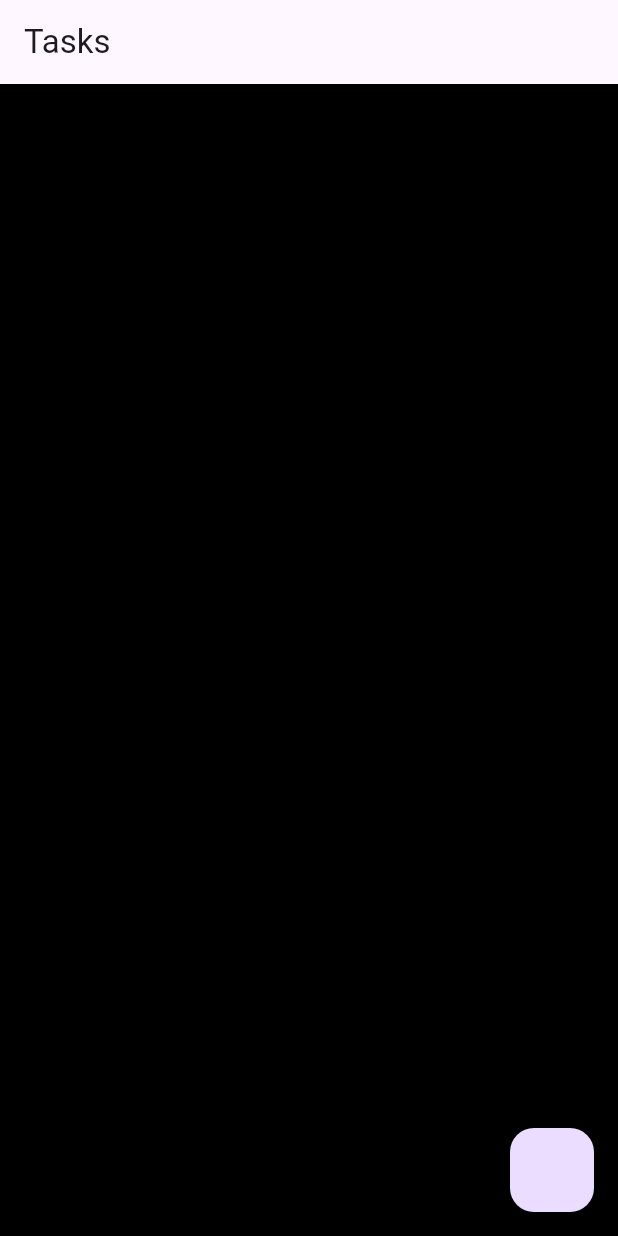
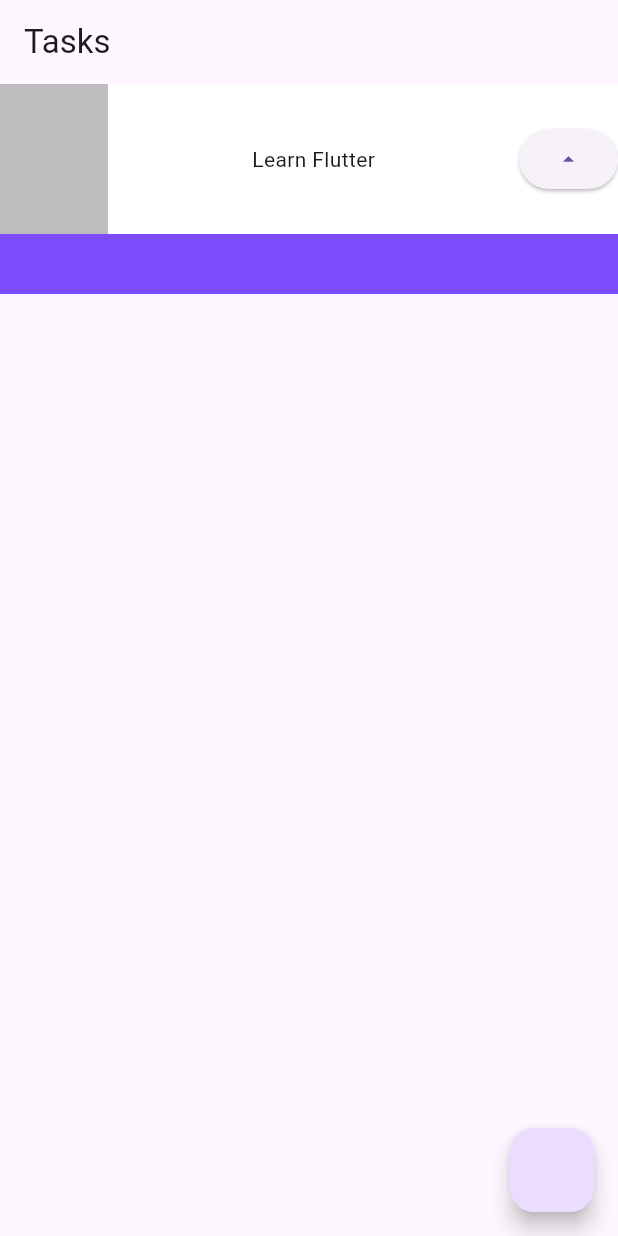
Before and after one commit to rhuancoder/rocket-todo-app, a Flutter app: the screen it shows after launch, on a phone screen of 412 x 824 dp. Run offline on Flutter 3.47's test engine with Material 3 defaults, Android fonts, the phone set to English and light mode, and no system bars.

Commit message:
feat: add card

```diff
--- a/lib/main.dart
+++ b/lib/main.dart
@@ -11,13 +11,42 @@ class MyApp extends StatelessWidget {
   Widget build(BuildContext context) {
     return MaterialApp(
       title: 'Flutter Demo',
-      theme: ThemeData(primarySwatch: Colors.blue,),
+      theme: ThemeData(
+        primarySwatch: Colors.blue,
+      ),
       home: Scaffold(
         appBar: AppBar(
           title: Text('Tasks'),
         ),
-        body: Container(color: Colors.black,),
-        floatingActionButton: FloatingActionButton(onPressed: (){},),
+        body: Container(
+          child: Stack(
+            children: [
+              Container(
+                color: Colors.deepPurpleAccent,
+                height: 140,
+              ),
+              Container(
+                color: Colors.white,
+                height: 100,
+                child: Row(
+                  mainAxisAlignment: MainAxisAlignment.spaceBetween,
+                  children: [
+                    Container(
+                      color: Colors.black26,
+                      width: 72,
+                      height: 100,
+                    ),
+                    Text('Learn Flutter'),
+                    ElevatedButton(onPressed: (){}, child: Icon(Icons.arrow_drop_up),)
+                  ],
+                ),
+              )
+            ],
+          ),
+        ),
+        floatingActionButton: FloatingActionButton(
+          onPressed: () {},
+        ),
       ),
     );
   }
```
